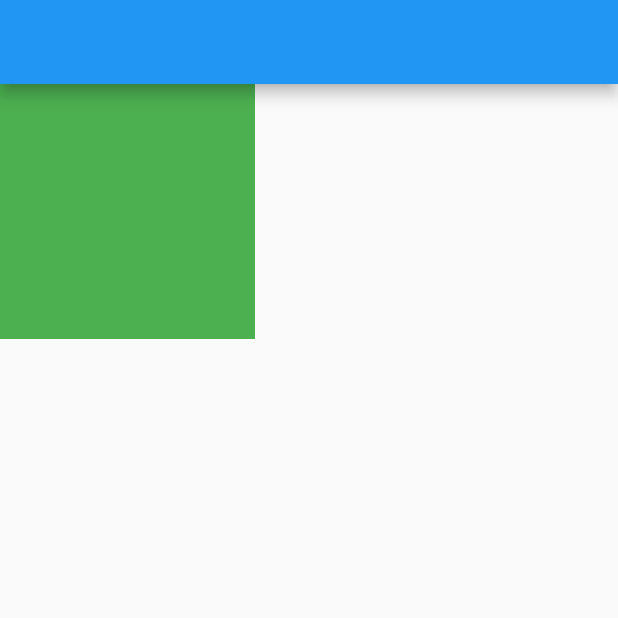
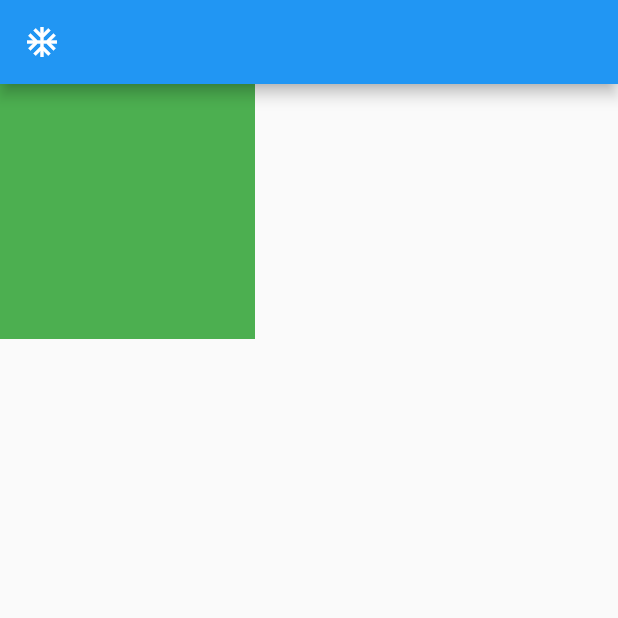
Before and after one commit to MarasDriver/hungman, a Flutter app: the screen it shows after launch, on a phone screen of 412 x 824 dp, the top half of it. Run offline on Flutter 3.47's test engine with Material 2 defaults, Android fonts, the light colour scheme and no system bars.

Commit message:
kwadrat Provider

```diff
--- a/lib/home/screen/example.dart
+++ b/lib/home/screen/example.dart
@@ -9,6 +9,7 @@ class Example extends StatelessWidget {
   Widget build(BuildContext context) {
     var _width = Provider.of<ExampleProvider>(context).width;
     var _height = Provider.of<ExampleProvider>(context).height;
+    print("Realoaded");
     return Column(children: [
       AnimatedContainer(
         duration: Duration(milliseconds: 250),
--- a/lib/home/screen/home.dart
+++ b/lib/home/screen/home.dart
@@ -1,4 +1,8 @@
+import 'dart:math';
+
 import 'package:flutter/material.dart';
+import 'package:hungman/home/provider/example_provider.dart';
+import 'package:provider/provider.dart';
 
 import 'example.dart';
 
@@ -7,6 +11,17 @@ class Home extends StatelessWidget {
 
   @override
   Widget build(BuildContext context) {
-    return Scaffold(appBar: AppBar(), body: Example());
+    return Scaffold(
+        appBar: AppBar(
+            leading: IconButton(
+          onPressed: () {
+            Provider.of<ExampleProvider>(context, listen: false).height =
+                Random().nextInt(350).toDouble();
+            Provider.of<ExampleProvider>(context, listen: false).width =
+                Random().nextInt(350).toDouble();
+          },
+          icon: Icon(Icons.ac_unit),
+        )),
+        body: Example());
   }
 }
```
Also changed, not shown: lib/home/provider/example_provider.dart (+10 -0 lines).
